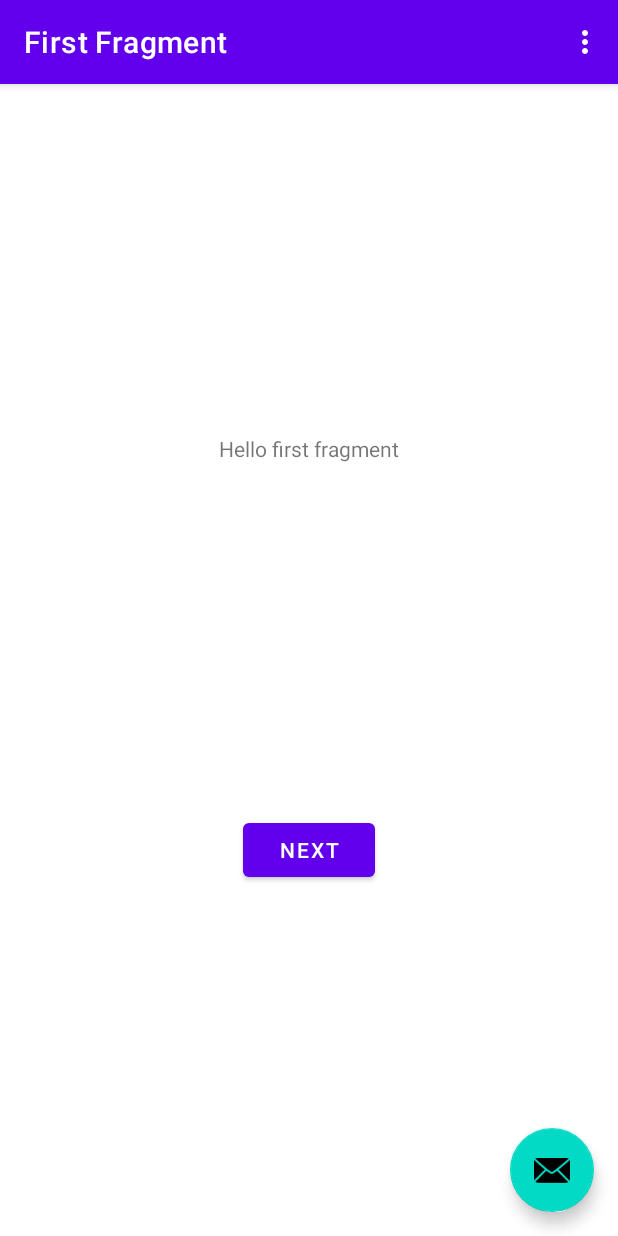
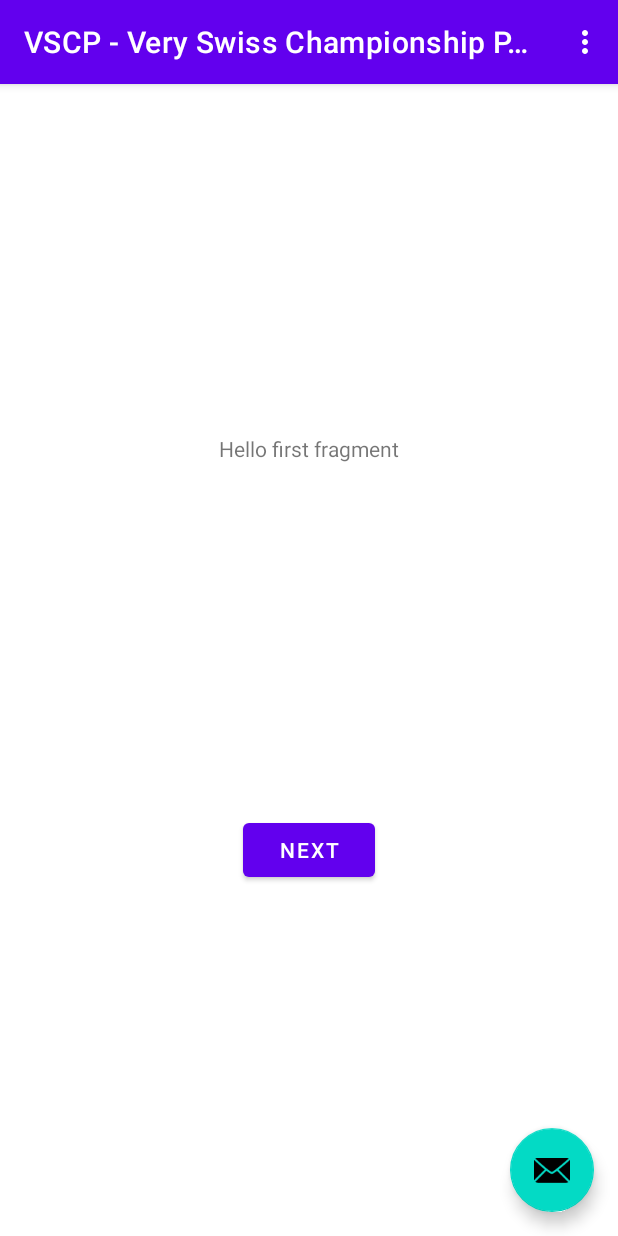
Before and after one commit to arburk/vscp, an Android app: the screen it shows after launch (MainActivity), on a phone screen of 412 x 824 dp. Run offline under Robolectric (Android 15) with nearby library versions, the phone set to English and light mode, and no system bars; our stand-ins replace navigation-ui.

Commit message:
renamed first fragment to welcome screen

```diff
--- a/app/src/main/java/com/github/arburk/vscp/pokertimer/FirstFragment.kt
+++ b/app/src/main/java/com/github/arburk/vscp/app/SecondFragment.kt
@@ -1,19 +1,19 @@
-package com.github.arburk.vscp.pokertimer
+package com.github.arburk.vscp.app
 
 import android.os.Bundle
-import androidx.fragment.app.Fragment
 import android.view.LayoutInflater
 import android.view.View
 import android.view.ViewGroup
+import androidx.fragment.app.Fragment
 import androidx.navigation.fragment.findNavController
-import com.github.arburk.vscp.pokertimer.databinding.FragmentFirstBinding
+import com.github.arburk.vscp.app.databinding.FragmentSecondBinding
 
 /**
- * A simple [Fragment] subclass as the default destination in the navigation.
+ * A simple [Fragment] subclass as the second destination in the navigation.
  */
-class FirstFragment : Fragment() {
+class SecondFragment : Fragment() {
 
-  private var _binding: FragmentFirstBinding? = null
+  private var _binding: FragmentSecondBinding? = null
 
   // This property is only valid between onCreateView and
   // onDestroyView.
@@ -24,7 +24,7 @@ class FirstFragment : Fragment() {
     savedInstanceState: Bundle?
   ): View? {
 
-    _binding = FragmentFirstBinding.inflate(inflater, container, false)
+    _binding = FragmentSecondBinding.inflate(inflater, container, false)
     return binding.root
 
   }
@@ -32,8 +32,8 @@ class FirstFragment : Fragment() {
   override fun onViewCreated(view: View, savedInstanceState: Bundle?) {
     super.onViewCreated(view, savedInstanceState)
 
-    binding.buttonFirst.setOnClickListener {
-      findNavController().navigate(R.id.action_FirstFragment_to_SecondFragment)
+    binding.buttonSecond.setOnClickListener {
+      findNavController().navigate(R.id.action_SecondFragment_to_WelcomeScreen)
     }
   }
 
--- a/app/src/main/java/com/github/arburk/vscp/pokertimer/SecondFragment.kt
+++ b/app/src/main/java/com/github/arburk/vscp/app/WelcomeScreen.kt
@@ -1,19 +1,19 @@
-package com.github.arburk.vscp.pokertimer
+package com.github.arburk.vscp.app
 
 import android.os.Bundle
-import androidx.fragment.app.Fragment
 import android.view.LayoutInflater
 import android.view.View
 import android.view.ViewGroup
+import androidx.fragment.app.Fragment
 import androidx.navigation.fragment.findNavController
-import com.github.arburk.vscp.pokertimer.databinding.FragmentSecondBinding
+import com.github.arburk.vscp.app.databinding.WelcomeScreenBinding
 
 /**
- * A simple [Fragment] subclass as the second destination in the navigation.
+ * A simple [Fragment] subclass as the default destination in the navigation.
  */
-class SecondFragment : Fragment() {
+class WelcomeScreen : Fragment() {
 
-  private var _binding: FragmentSecondBinding? = null
+  private var _binding: WelcomeScreenBinding? = null
 
   // This property is only valid between onCreateView and
   // onDestroyView.
@@ -24,7 +24,7 @@ class SecondFragment : Fragment() {
     savedInstanceState: Bundle?
   ): View? {
 
-    _binding = FragmentSecondBinding.inflate(inflater, container, false)
+    _binding = WelcomeScreenBinding.inflate(inflater, container, false)
     return binding.root
 
   }
@@ -32,8 +32,8 @@ class SecondFragment : Fragment() {
   override fun onViewCreated(view: View, savedInstanceState: Bundle?) {
     super.onViewCreated(view, savedInstanceState)
 
-    binding.buttonSecond.setOnClickListener {
-      findNavController().navigate(R.id.action_SecondFragment_to_FirstFragment)
+    binding.buttonFirst.setOnClickListener {
+      findNavController().navigate(R.id.action_WelcomeScreen_to_SecondFragment)
     }
   }
 
--- a/app/src/main/res/layout/activity_main.xml
+++ b/app/src/main/res/layout/activity_main.xml
@@ -5,18 +5,18 @@
     xmlns:tools="http://schemas.android.com/tools"
     android:layout_width="match_parent"
     android:layout_height="match_parent"
-    tools:context=".MainActivity">
+    tools:context="com.github.arburk.vscp.app.MainActivity">
 
   <com.google.android.material.appbar.AppBarLayout
       android:layout_height="wrap_content"
       android:layout_width="match_parent"
-      android:theme="@style/Theme.VSCPPokertimer.AppBarOverlay">
+      android:theme="@style/Theme.VSCPApp.AppBarOverlay">
 
     <androidx.appcompat.widget.Toolbar
         android:id="@+id/toolbar"
         android:layout_width="match_parent"
         android:background="?attr/colorPrimary"
-        app:popupTheme="@style/Theme.VSCPPokertimer.PopupOverlay"
+        app:popupTheme="@style/Theme.VSCPApp.PopupOverlay"
         android:layout_height="?attr/actionBarSize"/>
 
   </com.google.android.material.appbar.AppBarLayout>
@@ -30,6 +30,7 @@
       android:layout_gravity="bottom|end"
       android:layout_marginEnd="@dimen/fab_margin"
       android:layout_marginBottom="16dp"
+      android:contentDescription="@string/feedback"
       app:srcCompat="@android:drawable/ic_dialog_email"/>
 
 </androidx.coordinatorlayout.widget.CoordinatorLayout>
--- a/app/src/main/res/layout/fragment_second.xml
+++ b/app/src/main/res/layout/fragment_second.xml
@@ -5,7 +5,7 @@
     xmlns:tools="http://schemas.android.com/tools"
     android:layout_width="match_parent"
     android:layout_height="match_parent"
-    tools:context=".SecondFragment">
+    tools:context="com.github.arburk.vscp.app.SecondFragment">
 
   <TextView
       android:id="@+id/textview_second"
--- a/app/src/main/res/layout/fragment_first.xml
+++ b/app/src/main/res/layout/welcome_screen.xml
@@ -5,7 +5,7 @@
     xmlns:tools="http://schemas.android.com/tools"
     android:layout_width="match_parent"
     android:layout_height="match_parent"
-    tools:context=".FirstFragment">
+    tools:context="com.github.arburk.vscp.app.WelcomeScreen">
 
   <TextView
       android:id="@+id/textview_first"
--- a/app/src/main/res/menu/menu_main.xml
+++ b/app/src/main/res/menu/menu_main.xml
@@ -1,7 +1,7 @@
 <menu xmlns:android="http://schemas.android.com/apk/res/android"
       xmlns:app="http://schemas.android.com/apk/res-auto"
       xmlns:tools="http://schemas.android.com/tools"
-      tools:context="com.github.arburk.vscp.pokertimer.MainActivity">
+      tools:context="com.github.arburk.vscp.app.MainActivity">
   <item android:id="@+id/action_settings"
         android:title="@string/action_settings"
         android:orderInCategory="100"
--- a/app/src/main/res/navigation/nav_graph.xml
+++ b/app/src/main/res/navigation/nav_graph.xml
@@ -3,26 +3,26 @@
             xmlns:app="http://schemas.android.com/apk/res-auto"
             xmlns:tools="http://schemas.android.com/tools"
             android:id="@+id/nav_graph"
-            app:startDestination="@id/FirstFragment">
+            app:startDestination="@id/WelcomeScreen">
 
   <fragment
-      android:id="@+id/FirstFragment"
-      android:name="com.github.arburk.vscp.pokertimer.FirstFragment"
-      android:label="@string/first_fragment_label"
-      tools:layout="@layout/fragment_first">
+      android:id="@+id/WelcomeScreen"
+      android:name="com.github.arburk.vscp.app.WelcomeScreen"
+      android:label="@string/title"
+      tools:layout="@layout/welcome_screen">
 
     <action
-        android:id="@+id/action_FirstFragment_to_SecondFragment"
+        android:id="@+id/action_WelcomeScreen_to_SecondFragment"
         app:destination="@id/SecondFragment"/>
   </fragment>
   <fragment
       android:id="@+id/SecondFragment"
-      android:name="com.github.arburk.vscp.pokertimer.SecondFragment"
+      android:name="com.github.arburk.vscp.app.SecondFragment"
       android:label="@string/second_fragment_label"
       tools:layout="@layout/fragment_second">
 
     <action
-        android:id="@+id/action_SecondFragment_to_FirstFragment"
-        app:destination="@id/FirstFragment"/>
+        android:id="@+id/action_SecondFragment_to_WelcomeScreen"
+        app:destination="@id/WelcomeScreen"/>
   </fragment>
 </navigation>
--- a/app/src/main/res/values-night/themes.xml
+++ b/app/src/main/res/values-night/themes.xml
@@ -1,6 +1,6 @@
 <resources xmlns:tools="http://schemas.android.com/tools">
   <!-- Base application theme. -->
-  <style name="Theme.VSCPPokertimer" parent="Theme.MaterialComponents.DayNight.DarkActionBar">
+  <style name="Theme.VSCPApp" parent="Theme.MaterialComponents.DayNight.DarkActionBar">
     <!-- Primary brand color. -->
     <item name="colorPrimary">@color/purple_200</item>
     <item name="colorPrimaryVariant">@color/purple_700</item>
--- a/app/src/main/res/values/strings.xml
+++ b/app/src/main/res/values/strings.xml
@@ -1,12 +1,13 @@
 <resources>
-  <string name="app_name">VSCP Pokertimer</string>
+  <string name="app_name">VSCP App</string>
+  <string name="title">VSCP - Very Swiss Championship Poker</string>
   <string name="action_settings">Settings</string>
   <!-- Strings used for fragments for navigation -->
-  <string name="first_fragment_label">First Fragment</string>
   <string name="second_fragment_label">Second Fragment</string>
   <string name="next">Next</string>
   <string name="previous">Previous</string>
 
   <string name="hello_first_fragment">Hello first fragment</string>
   <string name="hello_second_fragment">Hello second fragment. Arg: %1$s</string>
+  <string name="feedback">send me your feedback</string>
 </resources>
--- a/app/src/main/res/values/themes.xml
+++ b/app/src/main/res/values/themes.xml
@@ -1,6 +1,6 @@
 <resources xmlns:tools="http://schemas.android.com/tools">
   <!-- Base application theme. -->
-  <style name="Theme.VSCPPokertimer" parent="Theme.MaterialComponents.DayNight.DarkActionBar">
+  <style name="Theme.VSCPApp" parent="Theme.MaterialComponents.DayNight.DarkActionBar">
     <!-- Primary brand color. -->
     <item name="colorPrimary">@color/purple_500</item>
     <item name="colorPrimaryVariant">@color/purple_700</item>
@@ -13,10 +13,10 @@
     <item name="android:statusBarColor">?attr/colorPrimaryVariant</item>
     <!-- Customize your theme here. -->
   </style>
-  <style name="Theme.VSCPPokertimer.NoActionBar">
+  <style name="Theme.VSCPApp.NoActionBar">
     <item name="windowActionBar">false</item>
     <item name="windowNoTitle">true</item>
   </style>
-  <style name="Theme.VSCPPokertimer.AppBarOverlay" parent="ThemeOverlay.AppCompat.Dark.ActionBar"/>
-  <style name="Theme.VSCPPokertimer.PopupOverlay" parent="ThemeOverlay.AppCompat.Light"/>
+  <style name="Theme.VSCPApp.AppBarOverlay" parent="ThemeOverlay.AppCompat.Dark.ActionBar"/>
+  <style name="Theme.VSCPApp.PopupOverlay" parent="ThemeOverlay.AppCompat.Light"/>
 </resources>
--- a/settings.gradle
+++ b/settings.gradle
@@ -12,5 +12,5 @@ dependencyResolutionManagement {
     mavenCentral()
   }
 }
-rootProject.name = "VSCP Pokertimer"
+rootProject.name = "VSCP App"
 include ':app'
```
Also changed, not shown: app/build.gradle (+10 -10 lines), app/src/main/AndroidManifest.xml (+3 -4 lines), app/src/main/java/com/github/arburk/vscp/app/MainActivity.kt (renamed from app/src/main/java/com/github/arburk/vscp/pokertimer/MainActivity.kt, +5 -5 lines), 4 other files.
